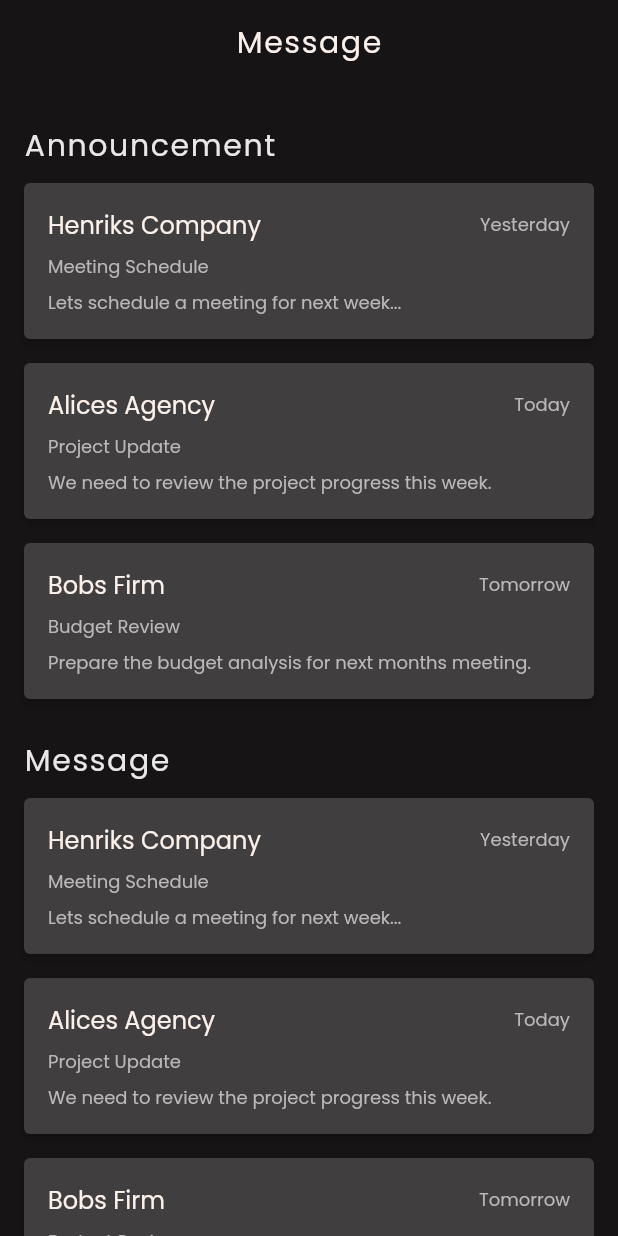
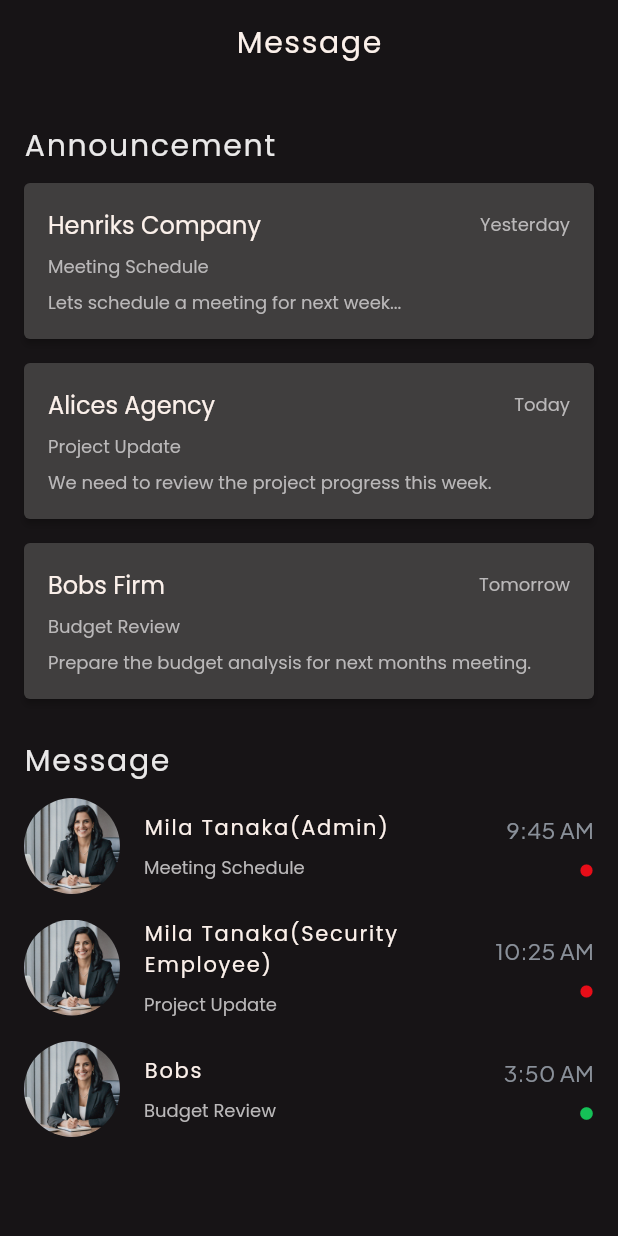
Before and after one commit to MD-Redwan-Ul-Abir/CCTV-Camera-Monitoring, a Flutter app: the MessageScreen screen opened by its route, on a phone screen of 412 x 824 dp. Run offline on Flutter 3.47's test engine with Material 3 defaults, Android fonts, the phone set to English and light mode, and no system bars; our stand-ins replace flutter_screenutil, flutter_spinkit, flutter_svg, get, google_fonts, image_picker and 4 more; accounts and stored records are empty; project files that could hold a hidden picture were left out.

Commit message:
message ui done

```diff
--- a/lib/infrastructure/navigation/bindings/controllers/controllers_bindings.dart
+++ b/lib/infrastructure/navigation/bindings/controllers/controllers_bindings.dart
@@ -1,3 +1,4 @@
+export 'package:skt_sikring/infrastructure/navigation/bindings/controllers/conversation_page.controller.binding.dart';
 export 'package:skt_sikring/infrastructure/navigation/bindings/controllers/custom_success_massege.controller.binding.dart';
 export 'package:skt_sikring/infrastructure/navigation/bindings/controllers/details_report.controller.binding.dart';
 export 'package:skt_sikring/infrastructure/navigation/bindings/controllers/forget_password.controller.binding.dart';
--- a/lib/infrastructure/navigation/navigation.dart
+++ b/lib/infrastructure/navigation/navigation.dart
@@ -97,5 +97,10 @@ class Nav {
       page: () => const ProfileScreen(),
       binding: ProfileControllerBinding(),
     ),
+    GetPage(
+      name: Routes.CONVERSATION_PAGE,
+      page: () => const ConversationPageScreen(),
+      binding: ConversationPageControllerBinding(),
+    ),
   ];
 }
--- a/lib/infrastructure/navigation/routes.dart
+++ b/lib/infrastructure/navigation/routes.dart
@@ -12,10 +12,11 @@ class Routes {
   static const MAIN_NAVIGATION_SCREEN = '/main-navigation-screen';
   static const MESSAGE_SCREEN = '/message-screen';
   static const OTP_PAGE = '/otp-page';
+  static const PROFILE = '/profile';
   static const REPORT_SCREEN = '/report-screen';
   static const RESET_PASSWORD = '/reset-password';
   static const SIGN_UP_PAGE = '/sign-up-page';
   static const SPLASH_LANGUAGE = '/splash-language';
   static const SPLASH_SCREEN = '/splash-screen';
-  static const PROFILE = '/profile';
+  static const CONVERSATION_PAGE = '/conversation-page';
 }
--- a/lib/infrastructure/utils/app_images.dart
+++ b/lib/infrastructure/utils/app_images.dart
@@ -26,6 +26,8 @@ class AppImages {
   static String profile2 = "$baseUrlLogo/profile2.svg";
   static String report = "$baseUrlLogo/report.svg";
 
+  static String imageFileIcon = "$baseUrlLogo/imageFile.svg";
+  static String sendIcon = "$baseUrlLogo/send.svg";
   static String passwordOn = "$baseUrlLogo/passwordVisibilityOn.svg";
   static String passwordOff = "$baseUrlLogo/passwordVisibilityOff.svg";
   static String sliderIcon = "$baseUrlLogo/slideIcon.svg";
--- a/lib/presentation/logIn/log_in.screen.dart
+++ b/lib/presentation/logIn/log_in.screen.dart
@@ -128,7 +128,7 @@ class LogInScreen extends GetView<LogInController> {
                 PrimaryButton(
                   width: double.infinity,
                   onPressed: () {
-                    Get.toNamed(Routes.MAIN_NAVIGATION_SCREEN);
+                    Get.offAllNamed(Routes.MAIN_NAVIGATION_SCREEN);
                   },
                   text: "Log in",
                   // isActive: true,
--- a/lib/presentation/message/message_screen.screen.dart
+++ b/lib/presentation/message/message_screen.screen.dart
@@ -2,6 +2,7 @@ import 'package:flutter/material.dart';
 import 'package:flutter_screenutil/flutter_screenutil.dart';
 import 'package:flutter_svg/svg.dart';
 import 'package:get/get.dart';
+import 'package:google_fonts/google_fonts.dart';
 import '../../infrastructure/navigation/routes.dart';
 import '../../infrastructure/theme/app_colors.dart';
 import '../../infrastructure/theme/text_styles.dart';
@@ -21,8 +22,8 @@ class MessageScreen extends GetView<MessageScreenController> {
     ];
 
     List<Map<String, String>> messageList = [
-      {'name': 'Henrik', 'time': '9:45 AM','message':'Meeting Schedule','status':'active'},
-      {'name': 'Alice', 'time': '10:25 AM','message':'Project Update','status':'inactive'},
+      {'name': 'Mila Tanaka(Admin)', 'time': '9:45 AM','message':'Meeting Schedule','status':'inactive'},
+      {'name': 'Mila Tanaka(Security Employee)', 'time': '10:25 AM','message':'Project Update','status':'inactive'},
       {'name': 'Bobs', 'time': '3:50 AM','message':'Budget Review','status':'active'},
     ];
 
@@ -32,6 +33,7 @@ class MessageScreen extends GetView<MessageScreenController> {
         child: AppBar(
           backgroundColor: AppColors.secondaryDark,
           elevation: 0,
+          scrolledUnderElevation: 0,
           automaticallyImplyLeading: false,
           title: Text(
             "Message",
@@ -134,54 +136,90 @@ class MessageScreen extends GetView<MessageScreenController> {
               ListView.builder(
                 shrinkWrap: true,
                 physics: NeverScrollableScrollPhysics(),
-                itemCount: siteData.length,
+                itemCount: messageList.length,
                 itemBuilder: (context, index) {
+
+
+                  final dotColor = messageList[index]['status'] == 'active'? AppColors.greenNormal: AppColors.redNormal;
                   return Card(
-                    color: AppColors.grayDarker,
-                    elevation: 2,
+                    color: AppColors.secondaryDark,
+                    elevation: 0,
                     margin: EdgeInsets.only(bottom: 16.h),
                     shape: RoundedRectangleBorder(
                       borderRadius: BorderRadius.circular(4.r),
                     ),
-                    child: Padding(
-                      padding: EdgeInsets.all(16.w),
+                    child: GestureDetector(
+                      onTap: (){
+                        Get.toNamed(Routes.CONVERSATION_PAGE);
+                      },
                       child: Column(
                         crossAxisAlignment: CrossAxisAlignment.start,
                         children: [
                           Row(
-                            mainAxisAlignment: MainAxisAlignment.spaceBetween,
+                            //mainAxisAlignment: MainAxisAlignment.spaceBetween,
                             children: [
-                              Text(
-                                siteData[index]['Company name']!,
-                                style: AppTextStyles.paragraph3.copyWith(
-                                  //fontWeight: FontWeight.bold,
-                                    color: AppColors.primaryLight
+                              ClipRRect(
+                                borderRadius: BorderRadius.circular(50),
+                                child: Image.asset(
+                                  AppImages.chatPerson,
+                                  height: 64.h,
+                                  width: 64.w,
+                                  fit: BoxFit.cover,
                                 ),
                               ),
-                              Text(
-                                siteData[index]['date']!,
-                                style: AppTextStyles.caption1.copyWith(
-                                  color: AppColors.secondaryLightActive,
-                                ),
+                              SizedBox(width: 16.w,),
+                              Column(
+                                crossAxisAlignment: CrossAxisAlignment.start,
+                                children: [
+                                  ConstrainedBox(
+                                    constraints: BoxConstraints(
+                                      maxWidth: MediaQuery.of(context).size.width * 0.5, // Limit width
+                                    ),
+                                    child: Text(
+                                      messageList[index]['name']!,
+                                      style: AppTextStyles.button.copyWith(
+                                          color: AppColors.primaryLight
+                                      ),
+                                      maxLines: 2,
+                                      overflow: TextOverflow.ellipsis,
+                                    ),
+                                  ),
+                                  SizedBox(height: 8.h,),
+                                  Text( messageList[index]['message']!,style: AppTextStyles.caption1.copyWith(
+                                    color: Color(0xFFBAB8B9),
+                                  ),
+
+                                  ),
+                                ],
+                              ),
+
+                              Spacer(),
+                              Column(
+
+                                crossAxisAlignment: CrossAxisAlignment.end,
+                                children: [
+                                  Text(
+                                    messageList[index]['time']!,
+                                    style: GoogleFonts.plusJakartaSans(
+                                      fontSize: 15.sp,
+                                      fontWeight: FontWeight.w400,
+                                      height: 1.35,
+                                      color: Color(0xFFD1DDEB).withOpacity(0.62)
+                                    ),
+                                  ),
+                                  SizedBox(
+                                    height: 12.h,
+                                  ),
+                                  Icon(
+                                    Icons.circle,
+                                    size: 10,
+                                    color: dotColor,
+                                  ),
+                                ],
                               ),
                             ],
                           ),
-                          SizedBox(height: 8.h),
-                          Text(
-                            siteData[index]['topic']!,
-                            style: AppTextStyles.caption1.copyWith(
-                              //fontWeight: FontWeight.w600,
-                              color: AppColors.secondaryLightActive,
-                            ),
-                          ),
-                          SizedBox(height: 8.h),
-                          Text(
-                            siteData[index]['description']!,
-                            style: AppTextStyles.caption1.copyWith(
 
-                              color: AppColors.secondaryLightActive,
-                            ),
-                          ),
                         ],
                       ),
                     ),
--- a/lib/presentation/screens.dart
+++ b/lib/presentation/screens.dart
@@ -1,10 +1,11 @@
+
+export 'package:skt_sikring/presentation/conversationPage/conversation_page.screen.dart';
 export 'package:skt_sikring/presentation/customSuccessMassege/custom_success_massege.screen.dart';
 export 'package:skt_sikring/presentation/detailsReport/details_report.screen.dart';
 export 'package:skt_sikring/presentation/forgetPassword/forget_password.screen.dart';
 export 'package:skt_sikring/presentation/home/home.screen.dart';
 export 'package:skt_sikring/presentation/logIn/log_in.screen.dart';
 export 'package:skt_sikring/presentation/mainNavigationScreen/main_navigation_screen.screen.dart';
-
 export 'package:skt_sikring/presentation/otpPage/otp_page.screen.dart';
 export 'package:skt_sikring/presentation/profile/profile.screen.dart';
 export 'package:skt_sikring/presentation/reportScreen/report_screen.screen.dart';
```
Also changed, not shown: lib/infrastructure/navigation/bindings/controllers/conversation_page.controller.binding.dart (added, +12 -0 lines), lib/presentation/conversationPage/controllers/conversation_page.controller.dart (added, +138 -0 lines), lib/presentation/conversationPage/conversation_page.screen.dart (added, +230 -0 lines), assets/logo/imageFile.svg (added), assets/logo/send.svg (added).
